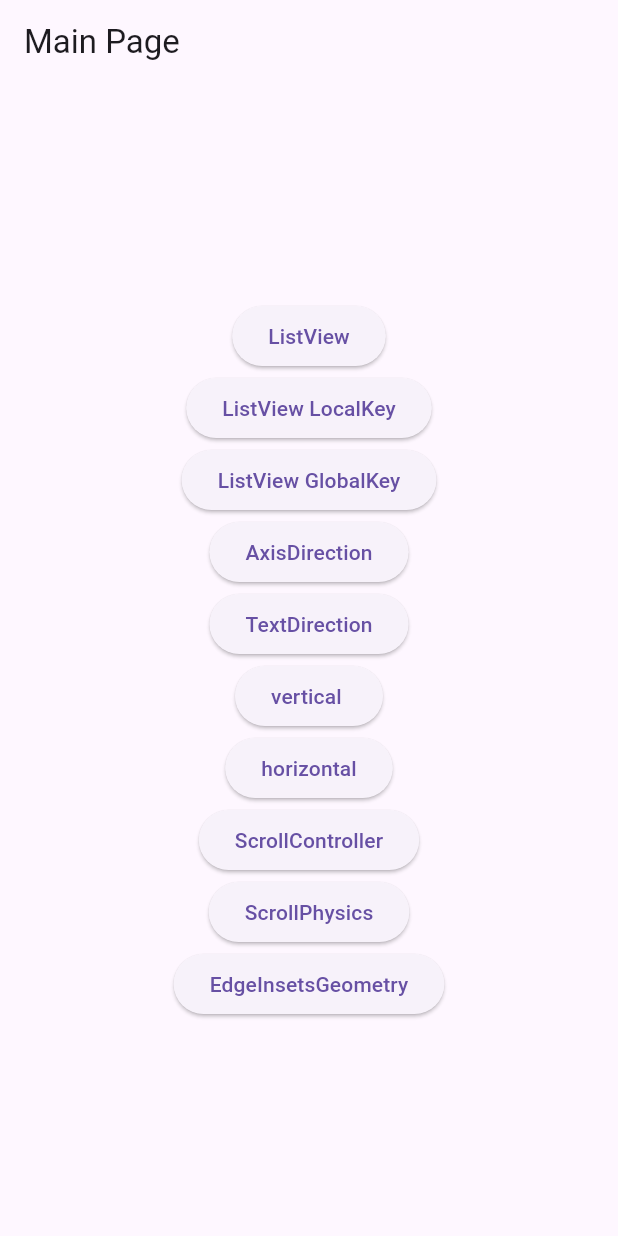
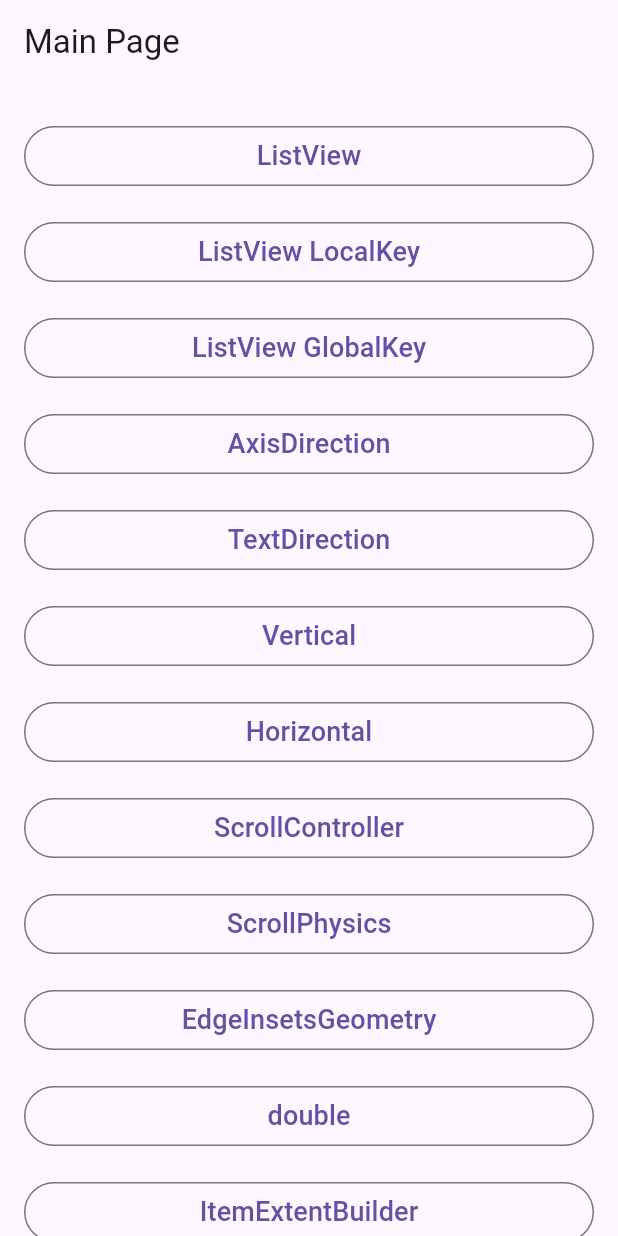
Before and after one commit to SitthaKlaphanich/Course-closed_13.jun.2024, a Flutter app: the screen it shows after launch, on a phone screen of 412 x 824 dp. Run offline on Flutter 3.47's test engine with Material 3 defaults, Android fonts, the phone set to English and light mode, and no system bars.

Commit message:
updated:Arm

```diff
--- a/lib/main.dart
+++ b/lib/main.dart
@@ -1,14 +1,20 @@
 import 'package:flutter/material.dart';
-import 'package:flutter_application_2/views/GlobalKey.dart';
-import 'package:flutter_application_2/views/TextDirection.dart';
 import 'package:flutter_application_2/views/axisDirections.dart';
+import 'package:flutter_application_2/views/doubleclass.dart';
 import 'package:flutter_application_2/views/edgeInsetsgeometry.dart';
+import 'package:flutter_application_2/views/ItemExtentBuilder.dart';
 import 'package:flutter_application_2/views/ScrollPhysics.dart';
 import 'package:flutter_application_2/views/horizontal.dart';
+import 'package:flutter_application_2/views/intclass.dart';
+import 'package:flutter_application_2/views/listviewbuilder.dart';
 import 'package:flutter_application_2/views/localKey.dart';
 import 'package:flutter_application_2/views/listview.dart';
 import 'package:flutter_application_2/views/scrollcontroller.dart';
+import 'package:flutter_application_2/views/textDirection.dart';
 import 'package:flutter_application_2/views/vertical.dart';
+import 'package:flutter_application_2/views/widgetclass.dart';
+import 'package:flutter_application_2/views/GlobalKey.dart';
+import 'package:flutter_application_2/views/ListWidget.dart';
 
 void main() {
   runApp(MyApp());
@@ -29,110 +35,132 @@ class MainPage extends StatelessWidget {
   Widget build(BuildContext context) {
     return Scaffold(
       appBar: AppBar(
-        title: const Text('Main Page'),
+        title: Text('Main Page'),
       ),
-      body: Center(
+      body: SingleChildScrollView(
+        padding: EdgeInsets.all(16.0),
         child: Column(
-          mainAxisAlignment: MainAxisAlignment.center,
+          crossAxisAlignment: CrossAxisAlignment.stretch,
           children: <Widget>[
-            ElevatedButton(
-              onPressed: () {
-                Navigator.push(
+            _buildButton(
                 context,
-                  MaterialPageRoute(builder: (context) => ListViewPage()),
-                );
-              },
-              child: const Text('ListView'),
-            ),
-            ElevatedButton(
-              onPressed: () {
-                Navigator.push(
+                'ListView',
+                () => Navigator.push(context,
+                    MaterialPageRoute(builder: (context) => ListViewPage()))),
+            _buildButton(
                 context,
-                  MaterialPageRoute(builder: (context) => ListViewLocalKey()),
-                );
-              },
-              child: const Text('ListView LocalKey'),
-            ),
-            ElevatedButton(
-              onPressed: () {
-                Navigator.push(
-                  context,
-                  MaterialPageRoute(builder: (context) => ListviewGlobalKey()),
-                );
-              },
-              child: const Text('ListView GlobalKey'),
-            ),
-            ElevatedButton(
-              onPressed: () {
-                Navigator.push(
-                  context,
-                  MaterialPageRoute(builder: (context) => const MyWidget()),
-                );
-              },
-              child: const Text('AxisDirection'),
-            ),
-            ElevatedButton(
-              onPressed: () {
-                Navigator.push(
+                'ListView LocalKey',
+                () => Navigator.push(
                     context,
                     MaterialPageRoute(
-                      builder: (context) => const TextDirectionExample()),
-                );
-              },
-              child: const Text('TextDirection'),
-            ),
-            ElevatedButton(
-              onPressed: () {
-                Navigator.push(
+                        builder: (context) => ListViewLocalKey()))),
+            _buildButton(
+                context,
+                'ListView GlobalKey',
+                () => Navigator.push(
                     context,
                     MaterialPageRoute(
-                      builder: (context) => const VerticalListViewExample()),
-                );
-              },
-              child: const Text('vertical '),
-            ),
-            ElevatedButton(
-              onPressed: () {
-                Navigator.push(
+                        builder: (context) => ListviewGlobalKey()))),
+            _buildButton(
+                context,
+                'AxisDirection',
+                () => Navigator.push(context,
+                    MaterialPageRoute(builder: (context) => const MyWidget()))),
+            _buildButton(
+                context,
+                'TextDirection',
+                () => Navigator.push(
                     context,
                     MaterialPageRoute(
-                      builder: (context) => const HorizontalListViewExample()),
-                );
-              },
-              child: const Text('horizontal'),
-            ),
-            ElevatedButton(
-              onPressed: () {
-                Navigator.push(
+                        builder: (context) => const TextDirectionExample()))),
+            _buildButton(
+                context,
+                'Vertical',
+                () => Navigator.push(
                     context,
                     MaterialPageRoute(
-                      builder: (context) => ScrollControllerExample()),
-                );
-              },
-              child: const Text('ScrollController'),
-            ),
-            ElevatedButton(
-              onPressed: () {
-                Navigator.push(
+                        builder: (context) =>
+                            const VerticalListViewExample()))),
+            _buildButton(
+                context,
+                'Horizontal',
+                () => Navigator.push(
                     context,
                     MaterialPageRoute(
-                      builder: (context) => const ScrollPhysicsExample()),
-                );
-              },
-              child: const Text('ScrollPhysics'),
-            ),
-            ElevatedButton(
-              onPressed: () {
-                Navigator.push(
+                        builder: (context) =>
+                            const HorizontalListViewExample()))),
+            _buildButton(
                 context,
-                  MaterialPageRoute(builder: (context) => edge()),
-                );
-              },
-              child: const Text('EdgeInsetsGeometry'),
-            ),
+                'ScrollController',
+                () => Navigator.push(
+                    context,
+                    MaterialPageRoute(
+                        builder: (context) => ScrollControllerExample()))),
+            _buildButton(
+                context,
+                'ScrollPhysics',
+                () => Navigator.push(
+                    context,
+                    MaterialPageRoute(
+                        builder: (context) => const ScrollPhysicsExample()))),
+            _buildButton(
+                context,
+                'EdgeInsetsGeometry',
+                () => Navigator.push(context,
+                    MaterialPageRoute(builder: (context) => const edge()))),
+            _buildButton(
+                context,
+                'double',
+                () => Navigator.push(
+                    context,
+                    MaterialPageRoute(
+                        builder: (context) => const doubleclass()))),
+            _buildButton(
+                context,
+                'ItemExtentBuilder',
+                () => Navigator.push(
+                    context,
+                    MaterialPageRoute(
+                        builder: (context) => Itemextentbuilder()))),
+            _buildButton(
+                context,
+                'Widget',
+                () => Navigator.push(context,
+                    MaterialPageRoute(builder: (context) => MyCustomWidget()))),
+            _buildButton(
+                context,
+                'ListWidget',
+                () => Navigator.push(context,
+                    MaterialPageRoute(builder: (context) => ListWidget()))),
+            _buildButton(
+                context,
+                'int',
+                () => Navigator.push(context,
+                    MaterialPageRoute(builder: (context) => intclass()))),
+            _buildButton(
+                context,
+                'ListViewbuilder',
+                () => Navigator.push(
+                    context,
+                    MaterialPageRoute(
+                        builder: (context) => ListViewbuilder()))),
           ],
         ),
       ),
     );
   }
+
+  Widget _buildButton(
+      BuildContext context, String text, VoidCallback onPressed) {
+    return Padding(
+      padding: EdgeInsets.symmetric(vertical: 8.0),
+      child: OutlinedButton(
+        onPressed: onPressed,
+        child: Text(
+          text,
+          style: TextStyle(fontSize: 18.0),
+        ),
+      ),
+    );
   }
+}
--- /dev/null
+++ b/lib/views/doubleclass.dart
@@ -0,0 +1,27 @@
+import 'package:flutter/material.dart';
+
+class doubleclass extends StatelessWidget {
+  const doubleclass({Key? key}) : super(key: key);
+
+  @override
+  Widget build(BuildContext context) {
+    return Scaffold(
+      appBar: AppBar(
+        title: const Text('Double Example'),
+      ),
+      body: Center(
+        child: Container(
+          width: 200.0, // ใช้ double สำหรับกำหนดความกว้าง
+          height: 150.0, // ใช้ double สำหรับกำหนดความสูง
+          color: Colors.blue,
+          child: const Center(
+            child: Text(
+              'Double Example',
+              style: TextStyle(color: Colors.white, fontSize: 20.0),
+            ),
+          ),
+        ),
+      ),
+    );
+  }
+}
```
Also changed, not shown: lib/views/ItemExtentBuilder.dart (added, +23 -0 lines), lib/views/ListWidget.dart (added, +32 -0 lines), lib/views/intclass.dart (added, +21 -0 lines), lib/views/listviewbuilder.dart (added, +25 -0 lines), lib/views/widgetclass.dart (added, +32 -0 lines). Lines whose indentation alone changed are shown as unchanged.
